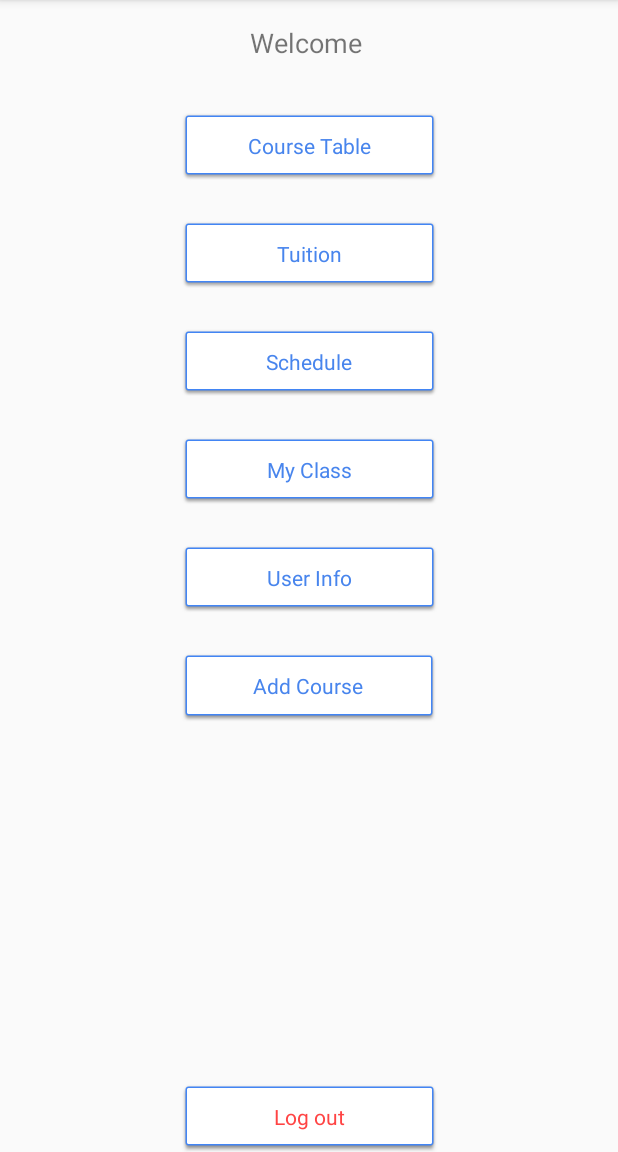
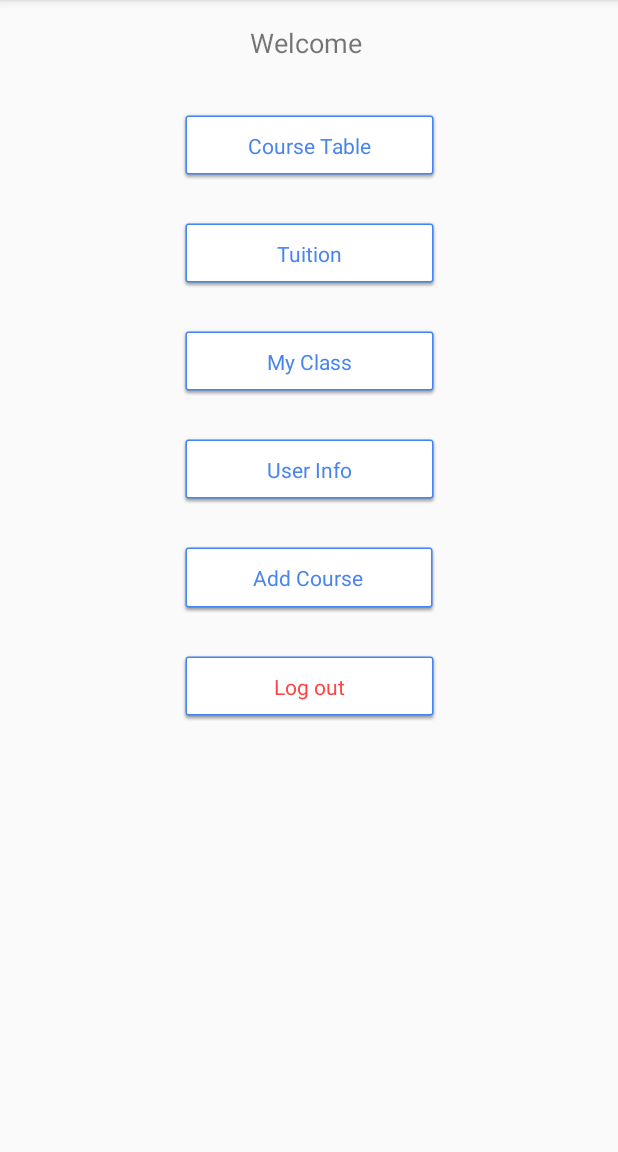
Before and after one commit to xiaoxiuzhe/CSCI3130-PROJECT, an Android app: the screen it shows after launch once a user with an empty profile is signed in (Home), on a phone screen of 412 x 824 dp, the part 84-1236 px from its top. Run offline under Robolectric (Android 15) with nearby library versions, the phone set to English and light mode, and no system bars; our stand-ins replace Firebase (no records; nobody signed in at launch, a user with empty details on screens opened directly).

Commit message:
Delete schedule button Unified the button style

```diff
--- a/app/src/main/java/com/example/t/groupproject/View/Home.java
+++ b/app/src/main/java/com/example/t/groupproject/View/Home.java
@@ -26,7 +26,7 @@ public class Home extends AppCompatActivity implements View.OnClickListener {
     private DatabaseReference database;
     private FirebaseUser user;
     private TextView homeTitle;
-    private Button logOutButton, courseTableButton, infoButton, tuitionButton, scheduleButton, myClassButton, addCourseButton;
+    private Button logOutButton, courseTableButton, infoButton, tuitionButton, myClassButton, addCourseButton;
     private Boolean isAdmin = false;
 
 
@@ -45,7 +45,6 @@ public class Home extends AppCompatActivity implements View.OnClickListener {
         courseTableButton = (Button) findViewById(R.id.courseTableButton);
         infoButton = (Button) findViewById(R.id.infoButton);
         tuitionButton = (Button) findViewById(R.id.tuitionButton);
-        scheduleButton = (Button) findViewById(R.id.scheduleButton);
         myClassButton = (Button) findViewById(R.id.myClassButton);
         addCourseButton = (Button) findViewById(R.id.addCourseButton);
 
@@ -73,7 +72,6 @@ public class Home extends AppCompatActivity implements View.OnClickListener {
                     courseTableButton.setText("Manage Courses");
                     infoButton.setVisibility(View.INVISIBLE);
                     tuitionButton.setVisibility(View.INVISIBLE);
-                    scheduleButton.setVisibility(View.INVISIBLE);
                     myClassButton.setVisibility(View.INVISIBLE);
                     addCourseButton.setVisibility(View.INVISIBLE);
                 }
@@ -108,16 +106,13 @@ public class Home extends AppCompatActivity implements View.OnClickListener {
             case R.id.tuitionButton:
                 startActivity(new Intent(Home.this, Tuition.class));
                 break;
-            case R.id.scheduleButton:
-                startActivity(new Intent(Home.this, Tuition.class));
-                break;
             case R.id.myClassButton:
                 startActivity(new Intent(Home.this, MyClass.class));
                 break;
             case R.id.infoButton:
                 startActivity(new Intent(Home.this, UserInfo.class));
                 break;
-            case R.id.addCourse:
+            case R.id.addCourseButton:
                 startActivity(new Intent(Home.this, RegisterCourse.class));
                 break;
         }
--- a/app/src/main/res/layout/activity_edit_course.xml
+++ b/app/src/main/res/layout/activity_edit_course.xml
@@ -169,6 +169,7 @@
         app:layout_constraintStart_toStartOf="@+id/sectionTypeEditText" />
 
     <Button
+        style="@style/ButtonStyle"
         android:id="@+id/updateButton"
         android:layout_width="87dp"
         android:layout_height="wrap_content"
--- a/app/src/main/res/layout/activity_home.xml
+++ b/app/src/main/res/layout/activity_home.xml
@@ -16,9 +16,9 @@
         android:onClick="onClick"
         android:text="Add Course"
         android:textAlignment="center"
-        app:layout_constraintEnd_toEndOf="@+id/infoButton"
+        app:layout_constraintEnd_toEndOf="@+id/logOutButton"
         app:layout_constraintHorizontal_bias="0.0"
-        app:layout_constraintStart_toStartOf="@+id/infoButton"
+        app:layout_constraintStart_toStartOf="@+id/logOutButton"
         app:layout_constraintTop_toBottomOf="@+id/infoButton" />
 
     <Button
@@ -39,9 +39,8 @@
         android:onClick="onClick"
         android:text="Tuition"
         android:textAlignment="center"
-        app:layout_constraintEnd_toEndOf="@+id/scheduleButton"
-        app:layout_constraintHorizontal_bias="0.0"
-        app:layout_constraintStart_toStartOf="@+id/scheduleButton"
+        app:layout_constraintEnd_toEndOf="@+id/myClassButton"
+        app:layout_constraintStart_toStartOf="@+id/myClassButton"
         app:layout_constraintTop_toBottomOf="@+id/courseTableButton" />
 
     <Button
@@ -55,18 +54,6 @@
         app:layout_constraintEnd_toEndOf="@+id/infoButton"
         app:layout_constraintHorizontal_bias="0.0"
         app:layout_constraintStart_toStartOf="@+id/infoButton"
-        app:layout_constraintTop_toBottomOf="@+id/scheduleButton" />
-
-    <Button
-        android:id="@+id/scheduleButton"
-        style="@style/ButtonStyle"
-        android:layout_marginTop="24dp"
-        android:onClick="onClick"
-        android:text="Schedule"
-        android:textAlignment="center"
-        app:layout_constraintEnd_toEndOf="@+id/myClassButton"
-        app:layout_constraintHorizontal_bias="0.0"
-        app:layout_constraintStart_toStartOf="@+id/myClassButton"
         app:layout_constraintTop_toBottomOf="@+id/tuitionButton" />
 
     <Button
@@ -77,9 +64,9 @@
         android:onClick="onClick"
         android:text="User Info"
         android:textAlignment="center"
-        app:layout_constraintEnd_toEndOf="@+id/logOutButton"
+        app:layout_constraintEnd_toEndOf="@+id/addCourseButton"
         app:layout_constraintHorizontal_bias="0.0"
-        app:layout_constraintStart_toStartOf="@+id/logOutButton"
+        app:layout_constraintStart_toStartOf="@+id/addCourseButton"
         app:layout_constraintTop_toBottomOf="@+id/myClassButton" />
 
     <Button
@@ -91,11 +78,9 @@
         android:text="Log out"
         android:textAlignment="center"
         android:textColor="@android:color/holo_red_light"
-        app:layout_constraintBottom_toBottomOf="parent"
         app:layout_constraintEnd_toEndOf="parent"
         app:layout_constraintStart_toStartOf="parent"
-        app:layout_constraintTop_toBottomOf="@+id/addCourse"
-        app:layout_constraintVertical_bias="0.152" />
+        app:layout_constraintTop_toBottomOf="@+id/addCourseButton" />
 
     <TextView
         android:id="@+id/homeTitle"
--- a/app/src/main/res/layout/activity_user_info.xml
+++ b/app/src/main/res/layout/activity_user_info.xml
@@ -122,6 +122,7 @@
         app:layout_constraintTop_toBottomOf="@+id/textView" />
 
     <Button
+        style="@style/ButtonStyle"
         android:id="@+id/SaveButton"
         android:layout_width="wrap_content"
         android:layout_height="wrap_content"
@@ -161,6 +162,7 @@
         app:layout_constraintTop_toBottomOf="@+id/SaveButton" />
 
     <Button
+        style="@style/ButtonStyle"
         android:id="@+id/changePasswordButton"
         android:layout_width="wrap_content"
         android:layout_height="wrap_content"
--- a/app/src/main/res/layout/activity_user_info_init.xml
+++ b/app/src/main/res/layout/activity_user_info_init.xml
@@ -122,6 +122,7 @@
         app:layout_constraintTop_toBottomOf="@+id/textView" />
 
     <Button
+        style="@style/ButtonStyle"
         android:id="@+id/SaveButton"
         android:layout_width="wrap_content"
         android:layout_height="wrap_content"
--- a/app/src/main/res/layout/section_layout.xml
+++ b/app/src/main/res/layout/section_layout.xml
@@ -98,6 +98,7 @@
                 />
 
             <Button
+                style="@style/ButtonStyle"
                 android:id="@+id/editButton"
                 android:layout_width="wrap_content"
                 android:layout_height="wrap_content"
```
Also changed, not shown: app/src/main/res/layout/activity_register_course.xml (+6 -16 lines).
